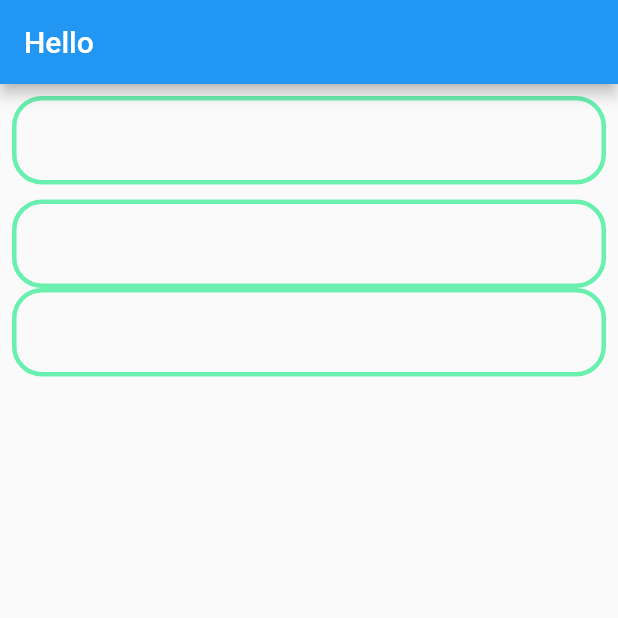
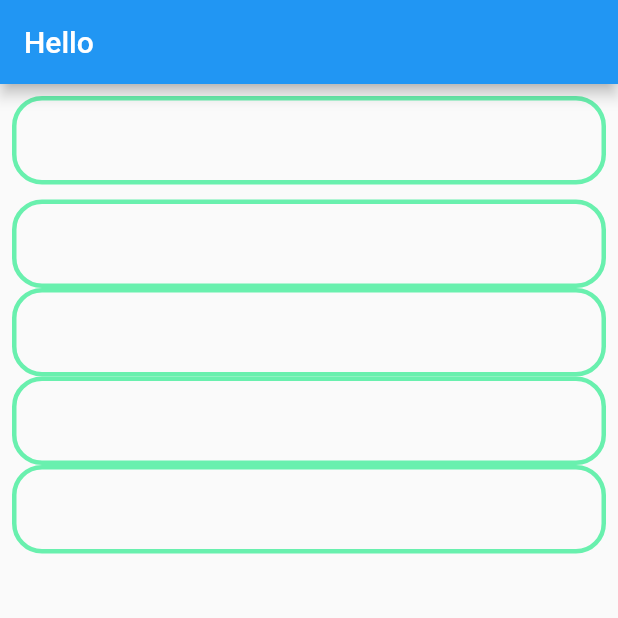
Before and after one commit to AhmadTechB/AhmadPracticalAll, a Flutter app: the screen it shows after launch, on a phone screen of 412 x 824 dp, the top half of it. Run offline on Flutter 3.47's test engine with Material 2 defaults, Android fonts, the phone set to English and light mode, and no system bars.

Commit message:
changes1

```diff
--- a/lib/main.dart
+++ b/lib/main.dart
@@ -59,23 +59,23 @@ class _MyHomePageState extends State<MyHomePage> {
               decoration: InputDecoration(
                 enabledBorder: OutlineInputBorder(
                   borderSide:
-                  BorderSide(width: 3, color: Colors.greenAccent), //<-- SEE HERE
+                  const BorderSide(width: 3, color: Colors.greenAccent), //<-- SEE HERE
                   borderRadius: BorderRadius.circular(20.0),
                 ),
                 focusedBorder: OutlineInputBorder(
                   borderSide:
-                  BorderSide(width: 3, color: Colors.black), //<-- SEE HERE
+                  const BorderSide(width: 3, color: Colors.black), //<-- SEE HERE
                   borderRadius: BorderRadius.circular(20.0),
                 ),
               ),
             ),
-            SizedBox(height: 10,),
+            const SizedBox(height: 10,),
             TextFormField(
               textAlign: TextAlign.center,
               decoration: InputDecoration(
                 enabledBorder: OutlineInputBorder(
                   borderSide:
-                  BorderSide(width: 3, color: Colors.greenAccent), //<-- SEE HERE
+                  const BorderSide(width: 3, color: Colors.greenAccent), //<-- SEE HERE
                   borderRadius: BorderRadius.circular(20.0),
                 ),
               ),
@@ -85,7 +85,27 @@ class _MyHomePageState extends State<MyHomePage> {
               decoration: InputDecoration(
                 enabledBorder: OutlineInputBorder(
                   borderSide:
-                  BorderSide(width: 3, color: Colors.greenAccent), //<-- SEE HERE
+                  const BorderSide(width: 3, color: Colors.greenAccent), //<-- SEE HERE
+                  borderRadius: BorderRadius.circular(20.0),
+                ),
+              ),
+            ),
+            TextFormField(
+              textAlign: TextAlign.center,
+              decoration: InputDecoration(
+                enabledBorder: OutlineInputBorder(
+                  borderSide:
+                  const BorderSide(width: 3, color: Colors.greenAccent), //<-- SEE HERE
+                  borderRadius: BorderRadius.circular(20.0),
+                ),
+              ),
+            ),
+            TextFormField(
+              textAlign: TextAlign.center,
+              decoration: InputDecoration(
+                enabledBorder: OutlineInputBorder(
+                  borderSide:
+                  const BorderSide(width: 3, color: Colors.greenAccent), //<-- SEE HERE
                   borderRadius: BorderRadius.circular(20.0),
                 ),
               ),
```
